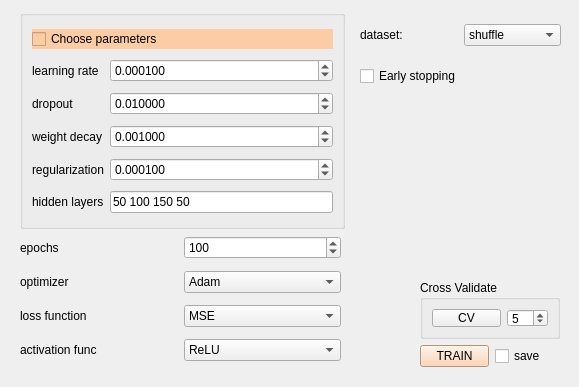
Old version of the form qt/torch_regressor.ui in the repository idergunoff/geovel_1.0.
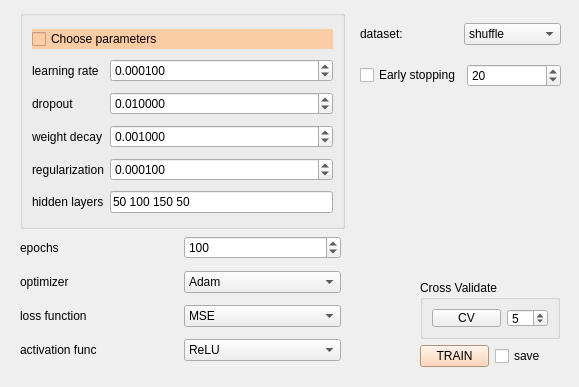
New version of the form.

Commit message: torch models early stopping roc-curve

Diff of the .ui file:
```diff
--- a/qt/torch_regressor.ui
+++ b/qt/torch_regressor.ui
@@ -407,6 +407,13 @@
       </item>
      </layout>
     </item>
+    <item row="1" column="1">
+     <widget class="QSpinBox" name="spinBox_stop_patience">
+      <property name="value">
+       <number>20</number>
+      </property>
+     </widget>
+    </item>
    </layout>
   </widget>
  </widget>
```
The commit also changes 3 other files.
